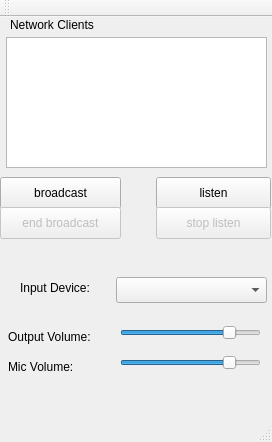
This is soft336/mainwindow.ui in samulacrum/qt-audio-networking as Qt 5 draws it before an edit. The edited form follows.
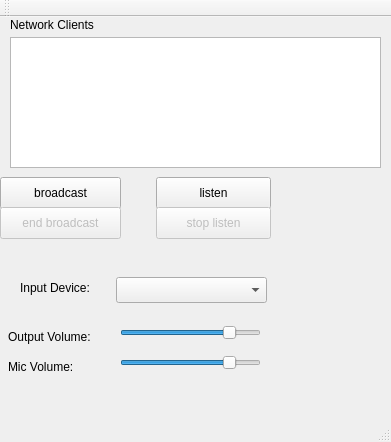
This is the edited form.

What changed in the file:
```diff
--- a/soft336/mainwindow.ui
+++ b/soft336/mainwindow.ui
@@ -6,7 +6,7 @@
    <rect>
     <x>0</x>
     <y>0</y>
-    <width>272</width>
+    <width>391</width>
     <height>442</height>
    </rect>
   </property>
@@ -14,16 +14,6 @@
    <string>MainWindow</string>
   </property>
   <widget class="QWidget" name="centralWidget">
-   <widget class="QListView" name="clientListView">
-    <property name="geometry">
-     <rect>
-      <x>6</x>
-      <y>20</y>
-      <width>261</width>
-      <height>131</height>
-     </rect>
-    </property>
-   </widget>
    <widget class="QPushButton" name="broadcastButton">
     <property name="geometry">
      <rect>
@@ -182,6 +172,16 @@
      <enum>Qt::Horizontal</enum>
     </property>
    </widget>
+   <widget class="QTableView" name="clientListTableView">
+    <property name="geometry">
+     <rect>
+      <x>10</x>
+      <y>20</y>
+      <width>371</width>
+      <height>131</height>
+     </rect>
+    </property>
+   </widget>
   </widget>
   <widget class="QMenuBar" name="menuBar">
    <property name="geometry">
```
Left out of the diff: 2 changed lines with no effect on the pictures.
